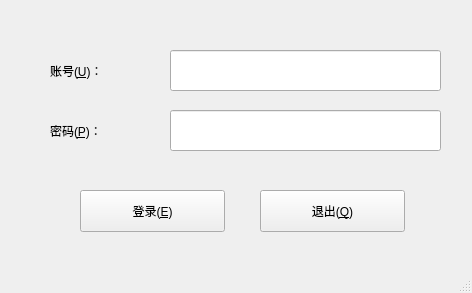
This is loginwindow.ui in liangyiqiu/car_parking_console as Qt 5 draws it before an edit. The edited form follows.
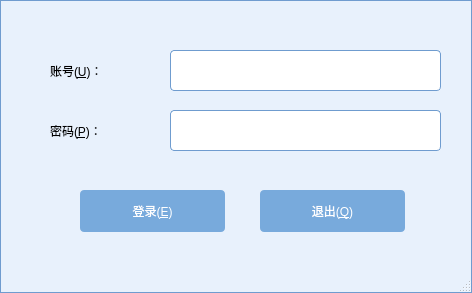
This is the edited form. Icons and pictures are not drawn.

```diff
--- a/loginwindow.ui
+++ b/loginwindow.ui
@@ -13,6 +13,398 @@
   <property name="windowTitle">
    <string>登录泊车管理系统</string>
   </property>
+  <property name="styleSheet">
+   <string notr="true">/**********子界面背景**********/
+QCustomWidget {
+		background: rgb(173, 202, 232);
+}
+
+/**********子界面中央背景**********/
+QCenterWidget {
+		background: rgb(232, 241, 252);
+}
+
+/**********主界面样式**********/
+QMainWindow {
+		border: 1px solid rgb(111, 156, 207);
+		background: rgb(232, 241, 252);
+}
+
+QMessageWidget {
+		background: rgba(173, 202, 232, 50%);
+}
+
+QLoadingWidget {
+		border: none;
+		border-radius: 5px;
+		background: rgb(187, 212, 238);
+}
+
+QRemoteWidget {
+		border-top-right-radius: 10px;
+		border-bottom-right-radius: 10px;
+		border: 1px solid rgb(111, 156, 207);
+		border-left: none;
+		background: transparent;
+}
+
+StyledWidget {
+        qproperty-normalColor: rgb(65, 65, 65);
+        qproperty-disableColor: rgb(180, 180, 180);
+        qproperty-highlightColor: rgb(0, 160, 230);
+        qproperty-errorColor: red;
+}
+
+QProgressIndicator {
+        qproperty-color: rgb(2, 65, 132);
+}
+
+QMenuBar {
+        background: rgb(187, 212, 238);
+        border: 1px solid rgb(111, 156, 207);
+        border-left: none;
+        border-right: none;
+}
+QMenuBar::item {
+        border: 1px solid transparent;
+        padding: 5px 10px 5px 10px;
+        background: transparent;
+}
+QMenuBar::item:enabled {
+        color: rgb(2, 65, 132);
+}
+QMenuBar::item:!enabled {
+        color: rgb(155, 155, 155);
+}
+QMenuBar::item:enabled:selected {
+        border-top-color: rgb(111, 156, 207);
+        border-bottom-color: rgb(111, 156, 207);
+        background: rgb(198, 224, 252);
+}
+
+/**********菜单**********/
+QMenu {
+        border: 1px solid rgb(111, 156, 207);
+        background: rgb(232, 241, 250);
+}
+QMenu::item {
+        height: 22px;
+        padding: 0px 25px 0px 20px;
+}
+QMenu::item:enabled {
+        color: rgb(84, 84, 84);
+}
+QMenu::item:!enabled {
+        color: rgb(155, 155, 155);
+}
+QMenu::item:enabled:selected {
+        color: rgb(2, 65, 132);
+        background: rgba(255, 255, 255, 200);
+}
+QMenu::separator {
+        height: 1px;
+        background: rgb(111, 156, 207);
+}
+QMenu::indicator {
+        width: 13px;
+        height: 13px;
+}
+QMenu::icon {
+        padding-left: 2px;
+        padding-right: 2px;
+}
+
+/**********下拉列表**********/
+QComboBox {
+        height: 42px;
+        border-radius: 4px;
+        border: 1px solid rgb(111, 156, 207);
+        background: white;
+}
+QComboBox:enabled {
+        color: rgb(84, 84, 84);
+}
+QComboBox:!enabled {
+        color: rgb(80, 80, 80);
+}
+QComboBox:enabled:hover, QComboBox:enabled:focus {
+        color: rgb(51, 51, 51);
+}
+QComboBox::drop-down {
+        width: 20px;
+        border: none;
+        background: transparent;
+}
+QComboBox::drop-down:hover {
+        background: rgba(255, 255, 255, 30);
+}
+QComboBox QAbstractItemView {
+        border: 1px solid rgb(111, 156, 207);
+        background: white;
+        outline: none;
+}
+QComboBox QAbstractItemView::item {
+        height: 25px;
+        color: rgb(73, 73, 73);
+}
+QComboBox QAbstractItemView::item:selected {
+        background: rgb(232, 241, 250);
+        color: rgb(2, 65, 132);
+}
+
+QLineEdit {
+        border-radius: 4px;
+        height: 42px;
+        border: 1px solid rgb(111, 156, 207);
+        background: white;
+}
+QLineEdit:enabled {
+        color: rgb(84, 84, 84);
+}
+QLineEdit:enabled:hover, QLineEdit:enabled:focus {
+        color: rgb(51, 51, 51);
+}
+QLineEdit:!enabled {
+        color: rgb(80, 80, 80);
+}
+/**********按钮**********/
+QPushButton{
+		border-radius: 4px;
+		border: none;
+		width: 75px;
+		height: 42px;
+}
+QPushButton:enabled {
+        background: rgb(120, 170, 220);
+        color: white;
+}
+QPushButton:!enabled {
+        background: rgb(180, 180, 180);
+        color: white;
+}
+QPushButton:enabled:hover{
+        background: rgb(100, 160, 220);
+}
+QPushButton:enabled:pressed{
+        background: rgb(0, 78, 161);
+}
+
+QPushButton#blueButton {
+        color: white;
+}
+QPushButton#blueButton:enabled {
+        background: rgb(0, 78, 161);
+        color: white;
+}
+QPushButton:!enabled {
+        background: rgb(180, 180, 180);
+        color: white;
+}
+QPushButton#blueButton:enabled:hover {
+        background: rgb(2, 65, 132);
+}
+QPushButton#blueButton:enabled:pressed {
+        background: rgb(6, 94, 187);
+}
+
+QPushButton#selectButton {
+        border: none;
+        border-radius: none;
+        border-left: 1px solid rgb(111, 156, 207);
+        background: transparent;
+        image: url(:/White/scan);
+        color: rgb(51, 51, 51);
+}
+QPushButton#selectButton:enabled:hover{
+        background: rgb(187, 212, 238);
+}
+QPushButton#selectButton:enabled:pressed{
+        background: rgb(120, 170, 220);
+}
+
+QPushButton#linkButton {
+        background: transparent;
+        color: rgb(0, 160, 230);
+        text-align:left;
+}
+QPushButton#linkButton:hover {
+        color: rgb(20, 185, 255);
+        text-decoration: underline;
+}
+QPushButton#linkButton:pressed {
+        color: rgb(0, 160, 230);
+}
+
+QPushButton#transparentButton {
+        background: transparent;
+}
+
+/*****************标题栏按钮*******************/
+QPushButton#minimizeButton {
+		border-radius: none;
+		border-bottom-left-radius: 4px;
+		border-bottom-right-radius: 4px;
+		background: rgb(120, 170, 220);
+		image: url(:/White/minimizeHover);
+}
+QPushButton#minimizeButton:hover {
+		image: url(:/White/minimize);
+}
+QPushButton#minimizeButton:pressed {
+		image: url(:/White/minimizePressed);
+}
+
+QPushButton#maximizeButton[maximizeProperty=&quot;maximize&quot;] {
+		border-radius: none;
+		border-bottom-left-radius: 4px;
+		border-bottom-right-radius: 4px;
+		background: rgb(120, 170, 220);
+		image: url(:/White/maximizeHover);
+}
+QPushButton#maximizeButton[maximizeProperty=&quot;maximize&quot;]:hover {
+		image: url(:/White/maximize);
+}
+QPushButton#maximizeButton[maximizeProperty=&quot;maximize&quot;]:pressed {
+		image: url(:/White/maximizePressed);
+}
+
+QPushButton#maximizeButton[maximizeProperty=&quot;restore&quot;] {
+		border-radius: none;
+		border-bottom-left-radius: 4px;
+		border-bottom-right-radius: 4px;
+		background: rgb(120, 170, 220);
+		image: url(:/White/restoreHover);
+}
+QPushButton#maximizeButton[maximizeProperty=&quot;restore&quot;]:hover {
+		image: url(:/White/restore);
+}
+QPushButton#maximizeButton[maximizeProperty=&quot;restore&quot;]:pressed {
+		image: url(:/White/restorePressed);
+}
+
+QPushButton#closeButton {
+		border-radius: none;
+		border-bottom-left-radius: 4px;
+		border-bottom-right-radius: 4px;
+		background: rgb(120, 170, 220);
+		image: url(:/White/closeHover);
+}
+QPushButton#closeButton:hover {
+		image: url(:/White/close);
+}
+QPushButton#closeButton:pressed {
+		image: url(:/White/closePressed);
+}
+
+QPushButton#skinButton {
+		border-radius: none;
+		border-bottom-left-radius: 4px;
+		border-bottom-right-radius: 4px;
+		background: rgb(120, 170, 220);
+		image: url(:/White/skinHover);
+}
+QPushButton#skinButton:hover {
+		image: url(:/White/skin);
+}
+QPushButton#skinButton:pressed {
+		image: url(:/White/skinPressed);
+}
+
+QPushButton#feedbackButton {
+		border-radius: none;
+		border-bottom-left-radius: 4px;
+		border-bottom-right-radius: 4px;
+		background: rgb(120, 170, 220);
+		image: url(:/White/feedbackHover);
+}
+QPushButton#feedbackButton:hover {
+		image: url(:/White/feedback);
+}
+QPushButton#feedbackButton:pressed {
+		image: url(:/White/feedbackPressed);
+}
+
+QPushButton#closeTipButton {
+		border-radius: none;
+		border-image: url(:/White/close);
+		background: transparent;
+}
+QPushButton#closeTipButton:hover {
+		border-image: url(:/White/closeHover);
+}
+QPushButton#closeTipButton:pressed {
+		border-image: url(:/White/closePressed);
+}
+
+QPushButton#changeSkinButton{
+		border-radius: 4px;
+		border: 2px solid rgb(111, 156, 207);
+		background: rgb(204, 227, 252);
+}
+QPushButton#changeSkinButton:hover{
+		border-color: rgb(60, 150, 200);
+}
+QPushButton#changeSkinButton:pressed, QPushButton#changeSkinButton:checked{
+		border-color: rgb(0, 160, 230);
+}
+
+QPushButton#transferButton {
+		padding-left: 5px;
+		padding-right: 5px;
+		color: white;
+		background: rgb(0, 78, 161);
+}
+QPushButton#transferButton:hover {
+		background: rgb(2, 65, 132);
+}
+QPushButton#transferButton:pressed {
+		background: rgb(6, 94, 187);
+}
+QPushButton#transferButton[iconProperty=&quot;left&quot;] {
+		qproperty-icon: url(:/White/left);
+}
+QPushButton#transferButton[iconProperty=&quot;right&quot;] {
+		qproperty-icon: url(:/White/right);
+}
+
+QPushButton#openButton {
+		border-radius: none;
+		image: url(:/White/open);
+		background: transparent;
+}
+QPushButton#openButton:hover {
+		image: url(:/White/openHover);
+}
+QPushButton#openButton:pressed {
+		image: url(:/White/openPressed);
+}
+
+QPushButton#deleteButton {
+		border-radius: none;
+		image: url(:/White/delete);
+		background: transparent;
+}
+QPushButton#deleteButton:hover {
+		image: url(:/White/deleteHover);
+}
+QPushButton#deleteButton:pressed {
+		image: url(:/White/deletePressed);
+}
+
+QPushButton#menuButton {
+		text-align: left center;
+		padding-left: 3px;
+		color: rgb(84, 84, 84);
+		border: 1px solid rgb(111, 156, 207);
+		background: white;
+}
+QPushButton#menuButton::menu-indicator{
+        subcontrol-position: right center;
+        subcontrol-origin: padding;
+        image: url(:/White/arrowBottom);
+        padding-right: 3px;
+}</string>
+  </property>
   <widget class="QWidget" name="centralwidget">
    <widget class="QPushButton" name="pbtlogin">
     <property name="geometry">
@@ -36,6 +428,9 @@
       <height>42</height>
      </rect>
     </property>
+    <property name="styleSheet">
+     <string notr="true"/>
+    </property>
     <property name="text">
      <string>退出(&amp;Q)</string>
     </property>
```
